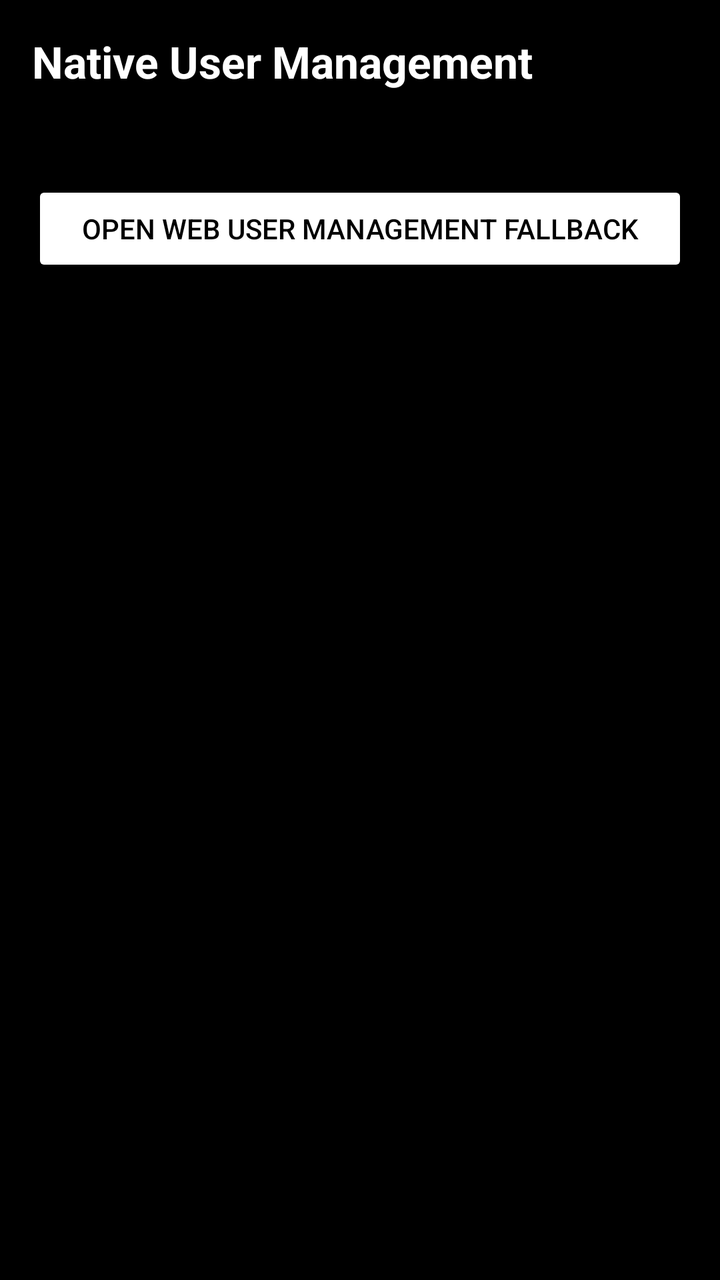
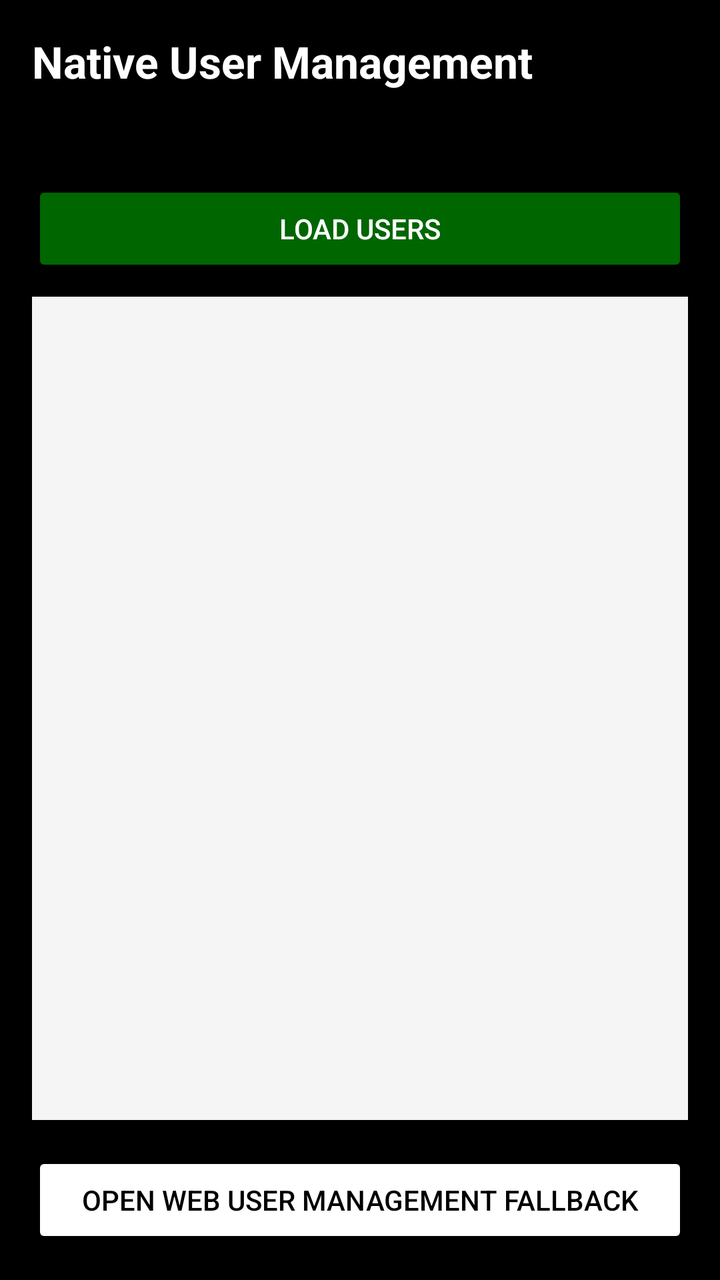

Before-and-after screenshots of an Android layout around one commit, followed by the original layout XML and the change that was made.
<!-- AndroidManifest.xml: application theme Theme.SST -->
<!-- res/layout/activity_user_management.xml -->
<?xml version="1.0" encoding="utf-8"?>
<androidx.constraintlayout.widget.ConstraintLayout xmlns:android="http://schemas.android.com/apk/res/android"
    xmlns:app="http://schemas.android.com/apk/res-auto"
    android:layout_width="match_parent"
    android:layout_height="match_parent"
    android:background="@color/kenya_black"
    android:padding="16dp">

    <TextView
        android:id="@+id/titleView"
        android:layout_width="0dp"
        android:layout_height="wrap_content"
        android:text="Native User Management"
        android:textColor="@color/kenya_white"
        android:textSize="22sp"
        android:textStyle="bold"
        app:layout_constraintEnd_toEndOf="parent"
        app:layout_constraintStart_toStartOf="parent"
        app:layout_constraintTop_toTopOf="parent" />

    <TextView
        android:id="@+id/roleView"
        android:layout_width="0dp"
        android:layout_height="wrap_content"
        android:layout_marginTop="10dp"
        android:textColor="@color/kenya_green"
        app:layout_constraintEnd_toEndOf="parent"
        app:layout_constraintStart_toStartOf="parent"
        app:layout_constraintTop_toBottomOf="@id/titleView" />

    <Button
        android:id="@+id/openWebUsersBtn"
        android:layout_width="0dp"
        android:layout_height="wrap_content"
        android:layout_marginTop="16dp"
        android:backgroundTint="@color/kenya_white"
        android:text="Open Web User Management Fallback"
        android:textColor="@color/kenya_black"
        app:layout_constraintEnd_toEndOf="parent"
        app:layout_constraintStart_toStartOf="parent"
        app:layout_constraintTop_toBottomOf="@id/roleView" />

</androidx.constraintlayout.widget.ConstraintLayout>
<!-- resources referenced by this layout -->
<resources>
  <color name="kenya_black">#000000</color>
  <color name="kenya_green">#006600</color>
  <color name="kenya_white">#FFFFFF</color>
  <style name="Theme.SST" parent="Theme.Material3.DayNight.NoActionBar">
          <item name="colorPrimary">@color/kenya_red</item>
          <item name="colorOnPrimary">@color/kenya_white</item>
          <item name="colorSecondary">@color/kenya_green</item>
          <item name="colorOnSecondary">@color/kenya_white</item>
          <item name="android:statusBarColor">@color/kenya_black</item>
          <item name="android:navigationBarColor">@color/kenya_black</item>
      </style>
  <color name="kenya_red">#BB0000</color>
</resources>

<!-- the commit's change to res/layout/activity_user_management.xml (unified diff, before → after) -->
@@ -29,6 +29,29 @@
         app:layout_constraintTop_toBottomOf="@id/titleView" />
 
     <Button
+        android:id="@+id/loadUsersBtn"
+        android:layout_width="0dp"
+        android:layout_height="wrap_content"
+        android:layout_marginTop="16dp"
+        android:backgroundTint="@color/kenya_green"
+        android:text="Load Users"
+        android:textColor="@color/kenya_white"
+        app:layout_constraintEnd_toEndOf="parent"
+        app:layout_constraintStart_toStartOf="parent"
+        app:layout_constraintTop_toBottomOf="@id/roleView" />
+
+    <ListView
+        android:id="@+id/usersList"
+        android:layout_width="0dp"
+        android:layout_height="0dp"
+        android:layout_marginTop="10dp"
+        android:background="@color/surface_light"
+        app:layout_constraintBottom_toTopOf="@id/openWebUsersBtn"
+        app:layout_constraintEnd_toEndOf="parent"
+        app:layout_constraintStart_toStartOf="parent"
+        app:layout_constraintTop_toBottomOf="@id/loadUsersBtn" />
+
+    <Button
         android:id="@+id/openWebUsersBtn"
         android:layout_width="0dp"
         android:layout_height="wrap_content"
@@ -36,8 +59,9 @@
         android:backgroundTint="@color/kenya_white"
         android:text="Open Web User Management Fallback"
         android:textColor="@color/kenya_black"
+        app:layout_constraintBottom_toBottomOf="parent"
         app:layout_constraintEnd_toEndOf="parent"
         app:layout_constraintStart_toStartOf="parent"
-        app:layout_constraintTop_toBottomOf="@id/roleView" />
+        app:layout_constraintTop_toBottomOf="@id/usersList" />
 
 </androidx.constraintlayout.widget.ConstraintLayout>
<!-- resource entries referenced after the edit -->
@@ -3,6 +3,7 @@
   <color name="kenya_black">#000000</color>
   <color name="kenya_green">#006600</color>
   <color name="kenya_white">#FFFFFF</color>
+  <color name="surface_light">#F5F5F5</color>
   <style name="Theme.SST" parent="Theme.Material3.DayNight.NoActionBar">
           <item name="colorPrimary">@color/kenya_red</item>
           <item name="colorOnPrimary">@color/kenya_white</item>
